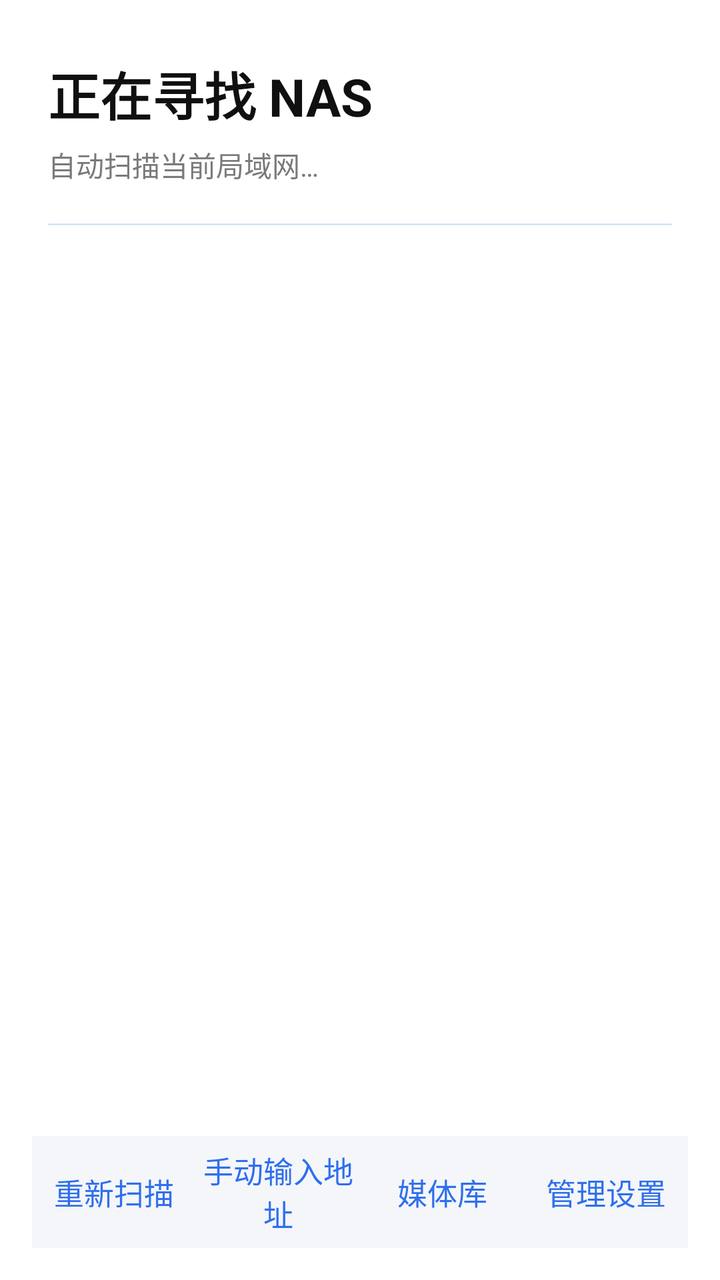
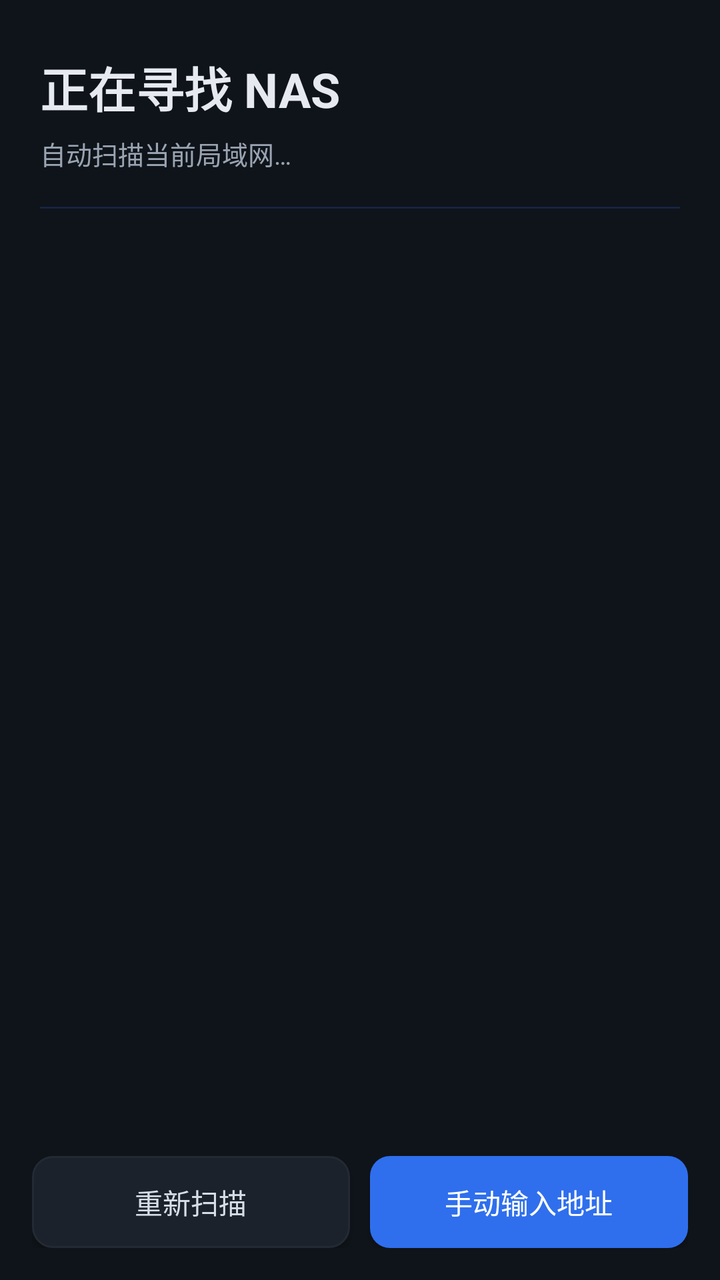

Two renders of the same Android screen: before a commit and after it. Below are the layout's source before the change and the commit's diff.
<!-- AndroidManifest.xml: application theme Theme.USBNASLink -->
<!-- res/layout/activity_scan.xml -->
<?xml version="1.0" encoding="utf-8"?>
<androidx.constraintlayout.widget.ConstraintLayout xmlns:android="http://schemas.android.com/apk/res/android"
    xmlns:app="http://schemas.android.com/apk/res-auto"
    android:layout_width="match_parent"
    android:layout_height="match_parent"
    android:background="#FFFFFF">

    <TextView
        android:id="@+id/title"
        android:layout_width="0dp"
        android:layout_height="wrap_content"
        android:layout_marginStart="24dp"
        android:layout_marginTop="28dp"
        android:layout_marginEnd="24dp"
        android:text="@string/scan_title"
        android:textColor="#101010"
        android:textSize="26sp"
        android:textStyle="bold"
        app:layout_constraintEnd_toEndOf="parent"
        app:layout_constraintStart_toStartOf="parent"
        app:layout_constraintTop_toTopOf="parent" />

    <TextView
        android:id="@+id/subtitle"
        android:layout_width="0dp"
        android:layout_height="wrap_content"
        android:layout_marginStart="24dp"
        android:layout_marginTop="6dp"
        android:layout_marginEnd="24dp"
        android:text="@string/scan_hint"
        android:textColor="#7A7A7A"
        android:textSize="14sp"
        app:layout_constraintEnd_toEndOf="parent"
        app:layout_constraintStart_toStartOf="parent"
        app:layout_constraintTop_toBottomOf="@id/title" />

    <ProgressBar
        android:id="@+id/spinner"
        style="?android:attr/progressBarStyleHorizontal"
        android:layout_width="0dp"
        android:layout_height="3dp"
        android:layout_marginStart="24dp"
        android:layout_marginTop="18dp"
        android:layout_marginEnd="24dp"
        android:indeterminate="true"
        app:layout_constraintEnd_toEndOf="parent"
        app:layout_constraintStart_toStartOf="parent"
        app:layout_constraintTop_toBottomOf="@id/subtitle" />

    <androidx.recyclerview.widget.RecyclerView
        android:id="@+id/list"
        android:layout_width="0dp"
        android:layout_height="0dp"
        android:layout_marginTop="12dp"
        android:clipToPadding="false"
        android:paddingBottom="96dp"
        app:layout_constraintBottom_toBottomOf="parent"
        app:layout_constraintEnd_toEndOf="parent"
        app:layout_constraintStart_toStartOf="parent"
        app:layout_constraintTop_toBottomOf="@id/spinner" />

    <TextView
        android:id="@+id/empty"
        android:layout_width="0dp"
        android:layout_height="wrap_content"
        android:layout_marginStart="32dp"
        android:layout_marginEnd="32dp"
        android:gravity="center"
        android:lineSpacingExtra="6dp"
        android:text="@string/empty"
        android:textColor="#9A9A9A"
        android:textSize="15sp"
        android:visibility="gone"
        app:layout_constraintBottom_toBottomOf="parent"
        app:layout_constraintEnd_toEndOf="parent"
        app:layout_constraintStart_toStartOf="parent"
        app:layout_constraintTop_toTopOf="@id/list" />

    
    <LinearLayout
        android:id="@+id/bar"
        android:layout_width="0dp"
        android:layout_height="56dp"
        android:layout_marginStart="16dp"
        android:layout_marginEnd="16dp"
        android:layout_marginBottom="16dp"
        android:background="#F4F6FA"
        android:divider="@null"
        android:orientation="horizontal"
        app:layout_constraintBottom_toBottomOf="parent"
        app:layout_constraintEnd_toEndOf="parent"
        app:layout_constraintStart_toStartOf="parent">

        <Button
            android:id="@+id/btnRescan"
            android:layout_width="0dp"
            android:layout_height="match_parent"
            android:layout_weight="1"
            android:background="?android:attr/selectableItemBackground"
            android:text="@string/rescan"
            android:textAllCaps="false"
            android:textColor="#2F6FED"
            android:textSize="15sp" />

        <Button
            android:id="@+id/btnManual"
            android:layout_width="0dp"
            android:layout_height="match_parent"
            android:layout_weight="1"
            android:background="?android:attr/selectableItemBackground"
            android:text="@string/manual"
            android:textAllCaps="false"
            android:textColor="#2F6FED"
            android:textSize="15sp" />

        <Button
            android:id="@+id/btnLibrary"
            android:layout_width="0dp"
            android:layout_height="match_parent"
            android:layout_weight="1"
            android:background="?android:attr/selectableItemBackground"
            android:text="@string/library"
            android:textAllCaps="false"
            android:textColor="#2F6FED"
            android:textSize="15sp" />

        <Button
            android:id="@+id/btnAdmin"
            android:layout_width="0dp"
            android:layout_height="match_parent"
            android:layout_weight="1"
            android:background="?android:attr/selectableItemBackground"
            android:text="@string/admin"
            android:textAllCaps="false"
            android:textColor="#2F6FED"
            android:textSize="15sp" />
    </LinearLayout>

</androidx.constraintlayout.widget.ConstraintLayout>
<!-- resources referenced by this layout -->
<resources>
  <string name="admin">管理设置</string>
  <string name="empty">没有找到 NAS\n确认手机和 NAS 在同一个 Wi-Fi 下</string>
  <string name="library">媒体库</string>
  <string name="manual">手动输入地址</string>
  <string name="rescan">重新扫描</string>
  <string name="scan_hint">自动扫描当前局域网…</string>
  <string name="scan_title">正在寻找 NAS</string>
  <style name="Theme.USBNASLink" parent="Theme.AppCompat.DayNight.NoActionBar">
          <item name="colorPrimary">#2F6FED</item>
          <item name="colorPrimaryDark">#0E1116</item>
          <item name="colorAccent">#2F6FED</item>
          <item name="android:windowBackground">#0E1116</item>
          <item name="android:windowDrawsSystemBarBackgrounds">false</item>
          <item name="android:statusBarColor">@android:color/transparent</item>
          <item name="android:navigationBarColor">@android:color/transparent</item>
          <item name="android:windowLightStatusBar">false</item>
          <item name="android:windowLightNavigationBar">false</item>
      </style>
</resources>

<!-- the commit's change to res/layout/activity_scan.xml (unified diff, before → after) -->
@@ -3,18 +3,18 @@
     xmlns:app="http://schemas.android.com/apk/res-auto"
     android:layout_width="match_parent"
     android:layout_height="match_parent"
-    android:background="#FFFFFF">
+    android:background="#0F141A">
 
     <TextView
         android:id="@+id/title"
         android:layout_width="0dp"
         android:layout_height="wrap_content"
-        android:layout_marginStart="24dp"
-        android:layout_marginTop="28dp"
-        android:layout_marginEnd="24dp"
+        android:layout_marginStart="20dp"
+        android:layout_marginTop="26dp"
+        android:layout_marginEnd="20dp"
         android:text="@string/scan_title"
-        android:textColor="#101010"
-        android:textSize="26sp"
+        android:textColor="#E6E9EF"
+        android:textSize="24sp"
         android:textStyle="bold"
         app:layout_constraintEnd_toEndOf="parent"
         app:layout_constraintStart_toStartOf="parent"
@@ -24,12 +24,12 @@
         android:id="@+id/subtitle"
         android:layout_width="0dp"
         android:layout_height="wrap_content"
-        android:layout_marginStart="24dp"
+        android:layout_marginStart="20dp"
         android:layout_marginTop="6dp"
-        android:layout_marginEnd="24dp"
+        android:layout_marginEnd="20dp"
         android:text="@string/scan_hint"
-        android:textColor="#7A7A7A"
-        android:textSize="14sp"
+        android:textColor="#9AA4B2"
+        android:textSize="13sp"
         app:layout_constraintEnd_toEndOf="parent"
         app:layout_constraintStart_toStartOf="parent"
         app:layout_constraintTop_toBottomOf="@id/title" />
@@ -39,10 +39,11 @@
         style="?android:attr/progressBarStyleHorizontal"
         android:layout_width="0dp"
         android:layout_height="3dp"
-        android:layout_marginStart="24dp"
-        android:layout_marginTop="18dp"
-        android:layout_marginEnd="24dp"
+        android:layout_marginStart="20dp"
+        android:layout_marginTop="16dp"
+        android:layout_marginEnd="20dp"
         android:indeterminate="true"
+        android:progressTint="#2F6FED"
         app:layout_constraintEnd_toEndOf="parent"
         app:layout_constraintStart_toStartOf="parent"
         app:layout_constraintTop_toBottomOf="@id/subtitle" />
@@ -51,9 +52,9 @@
         android:id="@+id/list"
         android:layout_width="0dp"
         android:layout_height="0dp"
-        android:layout_marginTop="12dp"
+        android:layout_marginTop="10dp"
         android:clipToPadding="false"
-        android:paddingBottom="96dp"
+        android:paddingBottom="104dp"
         app:layout_constraintBottom_toBottomOf="parent"
         app:layout_constraintEnd_toEndOf="parent"
         app:layout_constraintStart_toStartOf="parent"
@@ -68,8 +69,8 @@
         android:gravity="center"
         android:lineSpacingExtra="6dp"
         android:text="@string/empty"
-        android:textColor="#9A9A9A"
-        android:textSize="15sp"
+        android:textColor="#7D8590"
+        android:textSize="14sp"
         android:visibility="gone"
         app:layout_constraintBottom_toBottomOf="parent"
         app:layout_constraintEnd_toEndOf="parent"
@@ -80,12 +81,10 @@
     <LinearLayout
         android:id="@+id/bar"
         android:layout_width="0dp"
-        android:layout_height="56dp"
+        android:layout_height="wrap_content"
         android:layout_marginStart="16dp"
         android:layout_marginEnd="16dp"
         android:layout_marginBottom="16dp"
-        android:background="#F4F6FA"
-        android:divider="@null"
         android:orientation="horizontal"
         app:layout_constraintBottom_toBottomOf="parent"
         app:layout_constraintEnd_toEndOf="parent"
@@ -94,46 +93,25 @@
         <Button
             android:id="@+id/btnRescan"
             android:layout_width="0dp"
-            android:layout_height="match_parent"
+            android:layout_height="46dp"
             android:layout_weight="1"
-            android:background="?android:attr/selectableItemBackground"
+            android:background="@drawable/bg_btn_outline"
             android:text="@string/rescan"
             android:textAllCaps="false"
-            android:textColor="#2F6FED"
-            android:textSize="15sp" />
+            android:textColor="#D8DEE6"
+            android:textSize="14sp" />
 
         <Button
             android:id="@+id/btnManual"
             android:layout_width="0dp"
-            android:layout_height="match_parent"
+            android:layout_height="46dp"
+            android:layout_marginStart="10dp"
             android:layout_weight="1"
-            android:background="?android:attr/selectableItemBackground"
+            android:background="@drawable/bg_btn_solid"
             android:text="@string/manual"
             android:textAllCaps="false"
-            android:textColor="#2F6FED"
-            android:textSize="15sp" />
-
-        <Button
-            android:id="@+id/btnLibrary"
-            android:layout_width="0dp"
-            android:layout_height="match_parent"
-            android:layout_weight="1"
-            android:background="?android:attr/selectableItemBackground"
-            android:text="@string/library"
-            android:textAllCaps="false"
-            android:textColor="#2F6FED"
-            android:textSize="15sp" />
-
-        <Button
-            android:id="@+id/btnAdmin"
-            android:layout_width="0dp"
-            android:layout_height="match_parent"
-            android:layout_weight="1"
-            android:background="?android:attr/selectableItemBackground"
-            android:text="@string/admin"
-            android:textAllCaps="false"
-            android:textColor="#2F6FED"
-            android:textSize="15sp" />
+            android:textColor="#FFFFFF"
+            android:textSize="14sp" />
     </LinearLayout>
 
 </androidx.constraintlayout.widget.ConstraintLayout>
<!-- resource entries referenced after the edit -->
@@ -1,8 +1,23 @@
 <!-- resources referenced by this layout -->
 <resources>
-  <string name="admin">管理设置</string>
+  <!-- drawable bg_btn_outline (drawable) -->
+  <?xml version="1.0" encoding="utf-8"?>
+  <shape xmlns:android="http://schemas.android.com/apk/res/android"
+      android:shape="rectangle">
+      <solid android:color="#1B222C" />
+      <corners android:radius="10dp" />
+      <stroke
+          android:width="1dp"
+          android:color="#232A34" />
+  </shape>
+  <!-- drawable bg_btn_solid (drawable) -->
+  <?xml version="1.0" encoding="utf-8"?>
+  <shape xmlns:android="http://schemas.android.com/apk/res/android"
+      android:shape="rectangle">
+      <solid android:color="#2F6FED" />
+      <corners android:radius="10dp" />
+  </shape>
   <string name="empty">没有找到 NAS\n确认手机和 NAS 在同一个 Wi-Fi 下</string>
-  <string name="library">媒体库</string>
   <string name="manual">手动输入地址</string>
   <string name="rescan">重新扫描</string>
   <string name="scan_hint">自动扫描当前局域网…</string>
